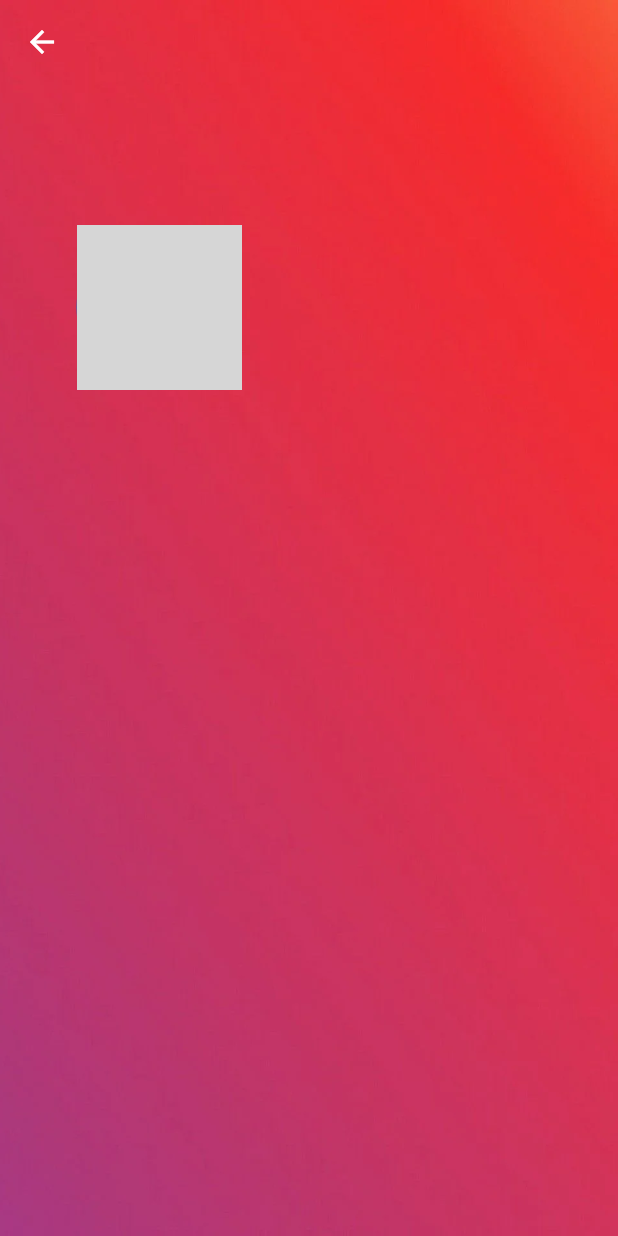
After one commit to projeto-lpi/flutter_app, a Flutter app: the ChallengesPage screen opened directly, on a phone screen of 412 x 824 dp. The commit adds this screen. Run offline on Flutter 3.47's test engine with Material 2 defaults, Android fonts, the light colour scheme and no system bars; our stand-ins replace animated_text_kit, flutter_secure_storage, google_fonts, syncfusion_flutter_charts; accounts and stored records are empty; grey boxes are pictures that could not be loaded.

Commit message:
add challenge

```diff
--- /dev/null
+++ b/lib/src/challenge_page.dart
@@ -0,0 +1,47 @@
+import 'package:flutter/material.dart';
+
+class ChallengesPage extends StatefulWidget {
+  ChallengesPage({Key? key}) : super(key: key);
+
+  @override
+  State<ChallengesPage> createState() => _ChallengesPageState();
+}
+
+class _ChallengesPageState extends State<ChallengesPage> {
+  @override
+  Widget build(BuildContext context) {
+    return Scaffold(
+      extendBodyBehindAppBar: true,
+      resizeToAvoidBottomInset: false,
+      appBar: AppBar(
+        elevation: 0,
+        backgroundColor: Colors.transparent,
+      ),
+      body: Column(children: [
+        Container(
+          alignment: Alignment.center,
+          width: double.infinity,
+          height: MediaQuery.of(context).size.height,
+          decoration: BoxDecoration(
+            image: DecorationImage(
+                image: AssetImage('assets/images/background_gradient.webp'),
+                fit: BoxFit.cover),
+          ),
+          child: Stack(
+            children: [
+              Padding(
+                padding: const EdgeInsets.only(top: 150, right: 200),
+                child: Column(children: [
+                  CircleAvatar(
+                    radius: 55,
+                    backgroundImage: AssetImage('assets/images/running.jpg'),
+                  )
+                ]),
+              )
+            ],
+          ),
+        ),
+      ]),
+    );
+  }
+}
--- a/lib/src/login_page.dart
+++ b/lib/src/login_page.dart
@@ -31,8 +31,8 @@ class _LoginPageState extends State<LoginPage> {
   Future<int> attemptLogIn(
       String email, String password, BuildContext context) async {
     var response = await http.post(
-        Uri.parse('http://192.168.75.1:8081/api/v1/auth/login'), //global
-        // Uri.parse('http://192.168.56.1:8081/api/v1/auth/login'), //damss
+        //Uri.parse('http://192.168.75.1:8081/api/v1/auth/login'), //global
+        Uri.parse('http://192.168.56.1:8081/api/v1/auth/login'), //damss
 
         body: convert.jsonEncode(
             <String, String>{"password": password, "email": email}));
--- a/lib/src/signup_page.dart
+++ b/lib/src/signup_page.dart
@@ -222,8 +222,8 @@ class _SignupPageState extends State<SignupPage> {
       bool gender,
       BuildContext context) async {
     var response = await http.post(
-        Uri.parse('http://192.168.75.1:8081/api/v1/auth/register'), //global
-        //Uri.parse('http://192.168.56.1:8081/api/v1/auth/register'), //damss
+        //Uri.parse('http://192.168.75.1:8081/api/v1/auth/register'), //global
+        Uri.parse('http://192.168.56.1:8081/api/v1/auth/register'), //damss
         body: convert.jsonEncode({
           "name": name,
           "email": email,
--- a/lib/src/widgets/BottomNavBar.dart
+++ b/lib/src/widgets/BottomNavBar.dart
@@ -32,6 +32,10 @@ class _BottomNavBarState extends State<BottomNavBar> {
           label: 'Nutritioning',
         ),
         BottomNavigationBarItem(
+          icon: Icon(Icons.emoji_events, color: Colors.pink),
+          label: 'Challenges',
+        ),
+        BottomNavigationBarItem(
           icon: Icon(Icons.person, color: Colors.pink),
           label: 'Profile',
         ),
```
Also changed, not shown: assets/images/running.jpg (added).
